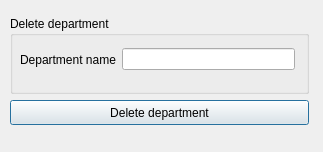
Qt form frontend/delete_department_window/delete_department.ui (TimasTT/company_structure) before a commit.
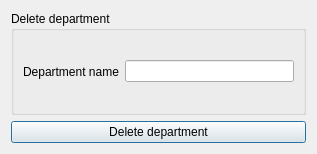
The same form after that commit.

```diff
--- a/frontend/delete_department_window/delete_department.ui
+++ b/frontend/delete_department_window/delete_department.ui
@@ -6,34 +6,23 @@
    <rect>
     <x>0</x>
     <y>0</y>
-    <width>323</width>
-    <height>152</height>
+    <width>317</width>
+    <height>154</height>
    </rect>
   </property>
   <property name="windowTitle">
    <string>Dialog</string>
   </property>
+  <layout class="QHBoxLayout" name="horizontalLayout_3">
+   <item>
+    <layout class="QVBoxLayout" name="verticalLayout">
+     <item>
   <widget class="QGroupBox" name="groupBox">
-   <property name="geometry">
-    <rect>
-     <x>10</x>
-     <y>16</y>
-     <width>299</width>
-     <height>78</height>
-    </rect>
-   </property>
    <property name="title">
     <string>Delete department</string>
    </property>
-   <widget class="QWidget" name="layoutWidget">
-    <property name="geometry">
-     <rect>
-      <x>10</x>
-      <y>30</y>
-      <width>275</width>
-      <height>27</height>
-     </rect>
-    </property>
+       <layout class="QHBoxLayout" name="horizontalLayout_2">
+        <item>
     <layout class="QHBoxLayout" name="horizontalLayout">
      <item>
       <widget class="QLabel" name="label">
@@ -46,21 +35,20 @@
       <widget class="QLineEdit" name="departmentName"/>
      </item>
     </layout>
-   </widget>
-  </widget>
+        </item>
+       </layout>
+      </widget>
+     </item>
+     <item>
   <widget class="QPushButton" name="pushButton">
-   <property name="geometry">
-    <rect>
-     <x>10</x>
-     <y>100</y>
-     <width>299</width>
-     <height>25</height>
-    </rect>
-   </property>
    <property name="text">
     <string>Delete department</string>
    </property>
   </widget>
+     </item>
+    </layout>
+   </item>
+  </layout>
  </widget>
  <resources/>
  <connections/>
```
Lines whose indentation alone changed are shown as unchanged.
